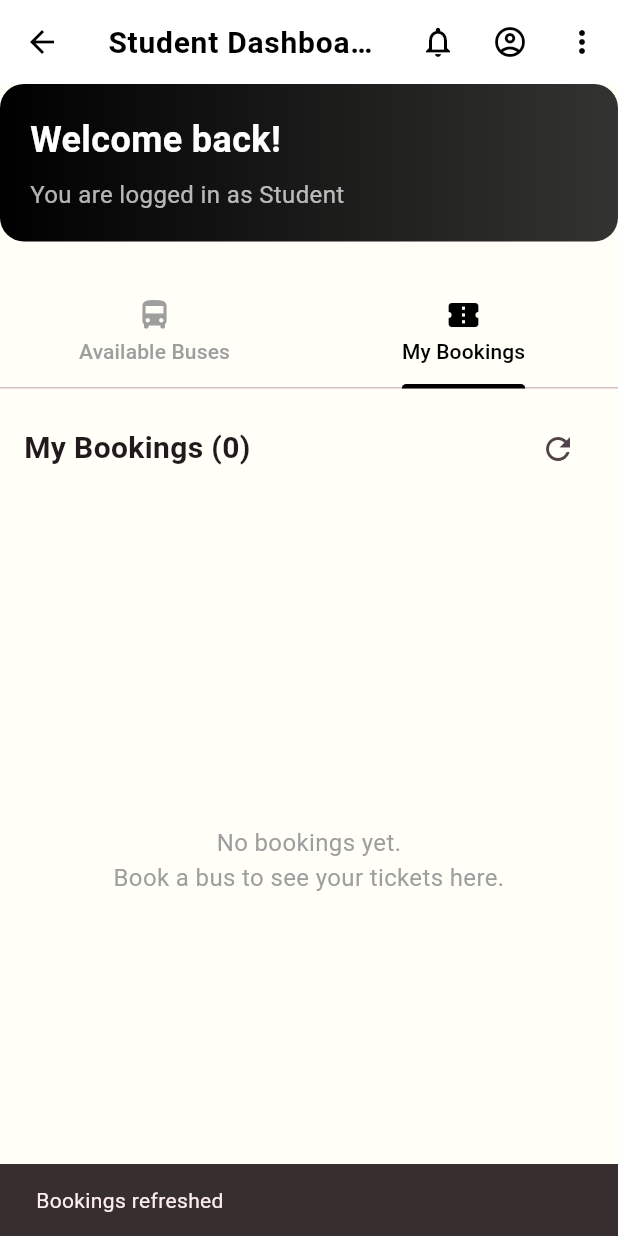
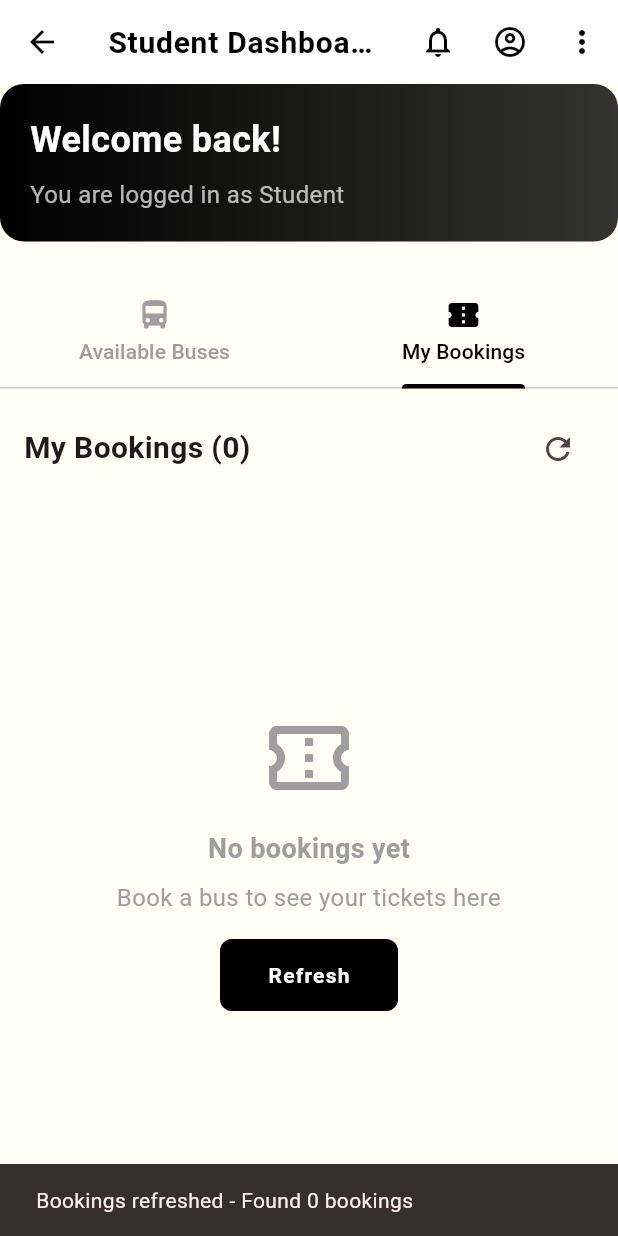
Before and after one commit to sirius54817/pingmyride-v1, a Flutter app: the HomePage screen opened directly with empty values, tab 2 chosen, after a tap on the "refresh" icon, on a phone screen of 412 x 824 dp. Run offline on Flutter 3.47's test engine with Material 3 defaults, Android fonts, the phone set to English and light mode, and no system bars; our stand-ins replace animate_do, cloud_firestore, firebase_auth, firebase_core; accounts and stored records are empty.

Commit message:
Fix booking system with proper user ID filtering and debugging
- Fixed Firestore query index issue by removing orderBy clause and sorting in memory
- Added comprehensive debugging logs for booking creation and user filtering
- Enhanced My Bookings tab with better empty state UI and refresh feedback
- Improved booking fetch process with proper user authentication checks
- Verified bookings are stored with correct user IDs and filtered properly
- Fixed syntax error in bus_service.dart that was causing build failures

```diff
--- a/lib/core/services/bus_service.dart
+++ b/lib/core/services/bus_service.dart
@@ -288,6 +288,8 @@ class BusService extends ChangeNotifier {
         createdAt: DateTime.now(),
       );
 
+      debugPrint('Creating booking for user ${user.uid} on bus ${bus.busNumber}');
+
       // Use a transaction to ensure data consistency
       await _firestore.runTransaction((transaction) async {
         // Check bus capacity again within transaction
@@ -312,7 +314,11 @@ class BusService extends ChangeNotifier {
           'bookedSeats': currentBus.bookedSeats + 1,
           'updatedAt': FieldValue.serverTimestamp(),
         });
+
+        debugPrint('Booking transaction completed successfully');
       });
+
+      debugPrint('Booking created successfully, refreshing data...');
 
       // Refresh data
       await Future.wait([
@@ -320,6 +326,10 @@ class BusService extends ChangeNotifier {
         fetchUserBookings(),
       ]);
 
+      _isLoading = false;
+      notifyListeners();
+
+      debugPrint('Booking process completed');
       return true;
     } catch (e) {
       debugPrint('Error booking bus: $e');
@@ -383,22 +393,33 @@ class BusService extends ChangeNotifier {
     try {
       final user = _auth.currentUser;
       if (user == null) {
+        debugPrint('No authenticated user found');
         _userBookings = [];
+        notifyListeners();
         return;
       }
 
+      debugPrint('Fetching bookings for user: ${user.uid}');
+
+      // Simple query without orderBy to avoid index requirement
       final querySnapshot = await _firestore
           .collection('bookings')
           .where('userId', isEqualTo: user.uid)
-          .orderBy('createdAt', descending: true)
           .get();
 
       _userBookings = querySnapshot.docs
           .map((doc) => Booking.fromMap(doc.data(), doc.id))
           .toList();
+
+      // Sort in memory instead of using Firestore orderBy
+      _userBookings.sort((a, b) => b.createdAt.compareTo(a.createdAt));
+
+      debugPrint('Found ${_userBookings.length} bookings for user');
+      notifyListeners();
     } catch (e) {
       debugPrint('Error fetching user bookings: $e');
       _userBookings = [];
+      notifyListeners();
     }
   }
 
--- a/lib/features/home/home_page.dart
+++ b/lib/features/home/home_page.dart
@@ -190,9 +190,9 @@ class _HomePageState extends State<HomePage> with SingleTickerProviderStateMixin
                 onPressed: () async {
                   await busService.fetchUserBookings();
                   ScaffoldMessenger.of(context).showSnackBar(
-                    const SnackBar(
-                      content: Text('Bookings refreshed'),
-                      duration: Duration(seconds: 2),
+                    SnackBar(
+                      content: Text('Bookings refreshed - Found ${busService.confirmedBookings.length} bookings'),
+                      duration: const Duration(seconds: 2),
                     ),
                   );
                 },
@@ -206,11 +206,28 @@ class _HomePageState extends State<HomePage> with SingleTickerProviderStateMixin
             child: busService.isLoading
               ? const Center(child: CircularProgressIndicator())
               : busService.confirmedBookings.isEmpty
-                ? const Center(
-                    child: Text(
-                      'No bookings yet.\nBook a bus to see your tickets here.',
-                      textAlign: TextAlign.center,
-                      style: TextStyle(fontSize: 16, color: Colors.grey),
+                ? Center(
+                    child: Column(
+                      mainAxisAlignment: MainAxisAlignment.center,
+                      children: [
+                        const Icon(Icons.confirmation_number_outlined, size: 64, color: Colors.grey),
+                        const SizedBox(height: 16),
+                        const Text(
+                          'No bookings yet',
+                          style: TextStyle(fontSize: 18, fontWeight: FontWeight.bold, color: Colors.grey),
+                        ),
+                        const SizedBox(height: 8),
+                        const Text(
+                          'Book a bus to see your tickets here',
+                          textAlign: TextAlign.center,
+                          style: TextStyle(fontSize: 16, color: Colors.grey),
+                        ),
+                        const SizedBox(height: 16),
+                        ElevatedButton(
+                          onPressed: () => busService.fetchUserBookings(),
+                          child: const Text('Refresh'),
+                        ),
+                      ],
                     ),
                   )
                 : ListView.builder(
```
